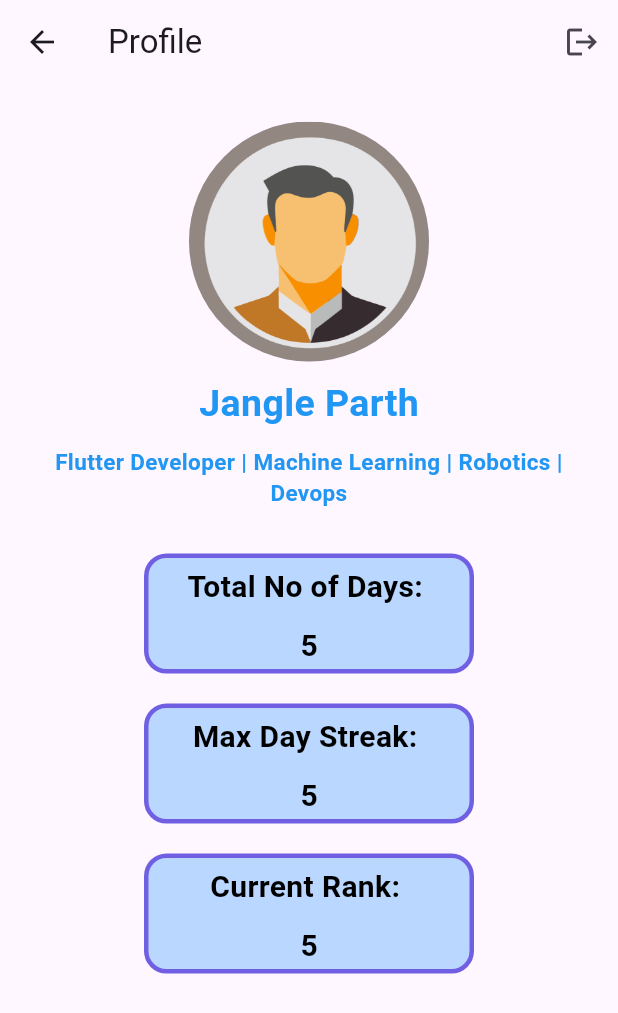
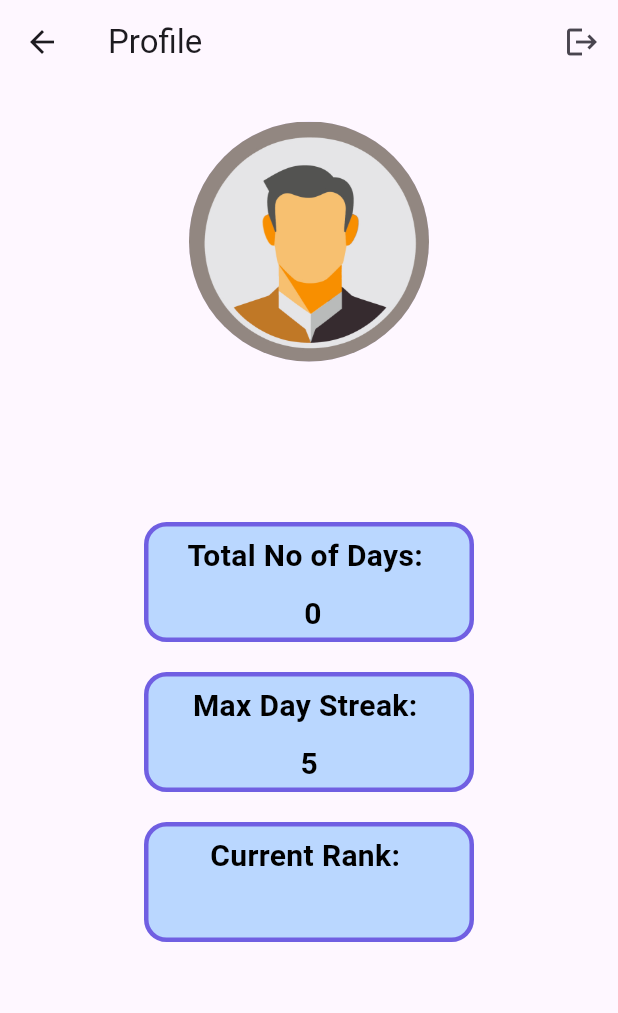
Before and after one commit to Jangle-Parth/Code-Everyday, a Flutter app: the ProfileScreen screen opened directly, on a phone screen of 412 x 824 dp. Shown: the top 1013 px of the screen. Run offline on Flutter 3.47's test engine with Material 3 defaults, Android fonts, the phone set to English and light mode, and no system bars; our stand-ins replace cloud_firestore, firebase_auth, firebase_core; accounts and stored records are empty.

Commit message:
added features

```diff
--- a/lib/main.dart
+++ b/lib/main.dart
@@ -1,6 +1,7 @@
 import 'package:code_everyday/screens/auth/signup.dart';
 import 'package:code_everyday/screens/home.dart';
 import 'package:code_everyday/screens/leaderboardscreen.dart';
+import 'package:code_everyday/screens/profilescreen.dart';
 import 'package:firebase_core/firebase_core.dart';
 import 'package:flutter/material.dart';
 import 'package:firebase_auth/firebase_auth.dart';
--- a/lib/screens/profilescreen.dart
+++ b/lib/screens/profilescreen.dart
@@ -16,7 +16,16 @@ class ProfileScreen extends StatelessWidget {
             ),
           ],
         ),
-        body: Column(children: [
+        body: StreamBuilder(
+            stream: DatabaseMethods().getUserStream(),
+            builder: (context, snapshot) {
+              if (snapshot.connectionState == ConnectionState.waiting) {
+                return const CircularProgressIndicator();
+              } else if (snapshot.hasError) {
+                return const Text('Error loading user data');
+              } else if (snapshot.hasData) {
+                var userData = snapshot.data!.data() as Map<String, dynamic>;
+                return Column(children: [
                   const SizedBox(
                     height: 25,
                   ),
@@ -24,15 +33,16 @@ class ProfileScreen extends StatelessWidget {
                     child: Column(
                       children: [
                         const CircleAvatar(
-                  backgroundImage: AssetImage("assets/default_profile.jpg"),
+                          backgroundImage:
+                              AssetImage("assets/default_profile.jpg"),
                           radius: 80,
                         ),
                         const SizedBox(
                           height: 10,
                         ),
-                const Text(
-                  "Jangle Parth",
-                  style: TextStyle(
+                        Text(
+                          userData["name"],
+                          style: const TextStyle(
                               fontSize: 25,
                               fontWeight: FontWeight.bold,
                               color: Colors.blue),
@@ -40,12 +50,12 @@ class ProfileScreen extends StatelessWidget {
                         const SizedBox(
                           height: 10,
                         ),
-                const Padding(
-                  padding: EdgeInsets.symmetric(horizontal: 10),
+                        Padding(
+                          padding: const EdgeInsets.symmetric(horizontal: 20),
                           child: Text(
-                    "Flutter Developer | Machine Learning | Robotics | Devops",
+                            userData["headline"] ?? "Not Found",
                             textAlign: TextAlign.center,
-                    style: TextStyle(
+                            style: const TextStyle(
                                 fontSize: 15,
                                 fontWeight: FontWeight.bold,
                                 color: Colors.blue),
@@ -64,34 +74,38 @@ class ProfileScreen extends StatelessWidget {
                             color: const Color.fromARGB(255, 186, 215, 255),
                             border: const Border(
                               bottom: BorderSide(
-                          color: Color.fromARGB(255, 112, 95, 226), width: 3),
+                                  color: Color.fromARGB(255, 112, 95, 226),
+                                  width: 3),
                               top: BorderSide(
-                          color: Color.fromARGB(255, 112, 95, 226), width: 3),
+                                  color: Color.fromARGB(255, 112, 95, 226),
+                                  width: 3),
                               right: BorderSide(
-                          color: Color.fromARGB(255, 112, 95, 226), width: 3),
+                                  color: Color.fromARGB(255, 112, 95, 226),
+                                  width: 3),
                               left: BorderSide(
-                          color: Color.fromARGB(255, 112, 95, 226), width: 3),
+                                  color: Color.fromARGB(255, 112, 95, 226),
+                                  width: 3),
                             ),
                             borderRadius: BorderRadius.circular(15),
                           ),
-                  child: const Column(
+                          child: Column(
                             children: [
-                      SizedBox(
+                              const SizedBox(
                                 height: 5,
                               ),
-                      Text(
+                              const Text(
                                 "Total No of Days: ",
                                 style: TextStyle(
                                     color: Colors.black,
                                     fontWeight: FontWeight.w700,
                                     fontSize: 20),
                               ),
-                      SizedBox(
+                              const SizedBox(
                                 height: 10,
                               ),
                               Text(
-                        "5",
-                        style: TextStyle(
+                                " ${userData["days"]}",
+                                style: const TextStyle(
                                     color: Colors.black,
                                     fontWeight: FontWeight.w700,
                                     fontSize: 20),
@@ -109,13 +123,17 @@ class ProfileScreen extends StatelessWidget {
                             color: const Color.fromARGB(255, 186, 215, 255),
                             border: const Border(
                               bottom: BorderSide(
-                          color: Color.fromARGB(255, 112, 95, 226), width: 3),
+                                  color: Color.fromARGB(255, 112, 95, 226),
+                                  width: 3),
                               top: BorderSide(
-                          color: Color.fromARGB(255, 112, 95, 226), width: 3),
+                                  color: Color.fromARGB(255, 112, 95, 226),
+                                  width: 3),
                               right: BorderSide(
-                          color: Color.fromARGB(255, 112, 95, 226), width: 3),
+                                  color: Color.fromARGB(255, 112, 95, 226),
+                                  width: 3),
                               left: BorderSide(
-                          color: Color.fromARGB(255, 112, 95, 226), width: 3),
+                                  color: Color.fromARGB(255, 112, 95, 226),
+                                  width: 3),
                             ),
                             borderRadius: BorderRadius.circular(15),
                           ),
@@ -154,34 +172,38 @@ class ProfileScreen extends StatelessWidget {
                             color: const Color.fromARGB(255, 186, 215, 255),
                             border: const Border(
                               bottom: BorderSide(
-                          color: Color.fromARGB(255, 112, 95, 226), width: 3),
+                                  color: Color.fromARGB(255, 112, 95, 226),
+                                  width: 3),
                               top: BorderSide(
-                          color: Color.fromARGB(255, 112, 95, 226), width: 3),
+                                  color: Color.fromARGB(255, 112, 95, 226),
+                                  width: 3),
                               right: BorderSide(
-                          color: Color.fromARGB(255, 112, 95, 226), width: 3),
+                                  color: Color.fromARGB(255, 112, 95, 226),
+                                  width: 3),
                               left: BorderSide(
-                          color: Color.fromARGB(255, 112, 95, 226), width: 3),
+                                  color: Color.fromARGB(255, 112, 95, 226),
+                                  width: 3),
                             ),
                             borderRadius: BorderRadius.circular(15),
                           ),
-                  child: const Column(
+                          child: Column(
                             children: [
-                      SizedBox(
+                              const SizedBox(
                                 height: 5,
                               ),
-                      Text(
+                              const Text(
                                 "Current Rank: ",
                                 style: TextStyle(
                                     color: Colors.black,
                                     fontWeight: FontWeight.w700,
                                     fontSize: 20),
                               ),
-                      SizedBox(
+                              const SizedBox(
                                 height: 10,
                               ),
                               Text(
-                        "5",
-                        style: TextStyle(
+                                "${userData["rank"]}",
+                                style: const TextStyle(
                                     color: Colors.black,
                                     fontWeight: FontWeight.w700,
                                     fontSize: 20),
@@ -192,6 +214,10 @@ class ProfileScreen extends StatelessWidget {
                       ],
                     ),
                   ),
-        ]));
+                ]);
+              } else {
+                return const Text('No user data available');
+              }
+            }));
   }
 }
--- a/lib/widgets/messageform.dart
+++ b/lib/widgets/messageform.dart
@@ -39,7 +39,8 @@ class _MessageFormState extends State<MessageForm> {
       Map<String, dynamic> dayinfo = {
         "name": userDoc['name'],
         "day": userDoc['days'],
-        "message": _messagecontroller.text
+        "message": _messagecontroller.text,
+        "Date": FieldValue.serverTimestamp()
       };
       await DatabaseMethods().addDay(dayinfo);
       Navigator.pop(context);
```
Also changed, not shown: lib/firebase/database.dart (+33 -12 lines), lib/screens/auth/signup.dart (+19 -2 lines). Lines whose indentation alone changed are shown as unchanged.
